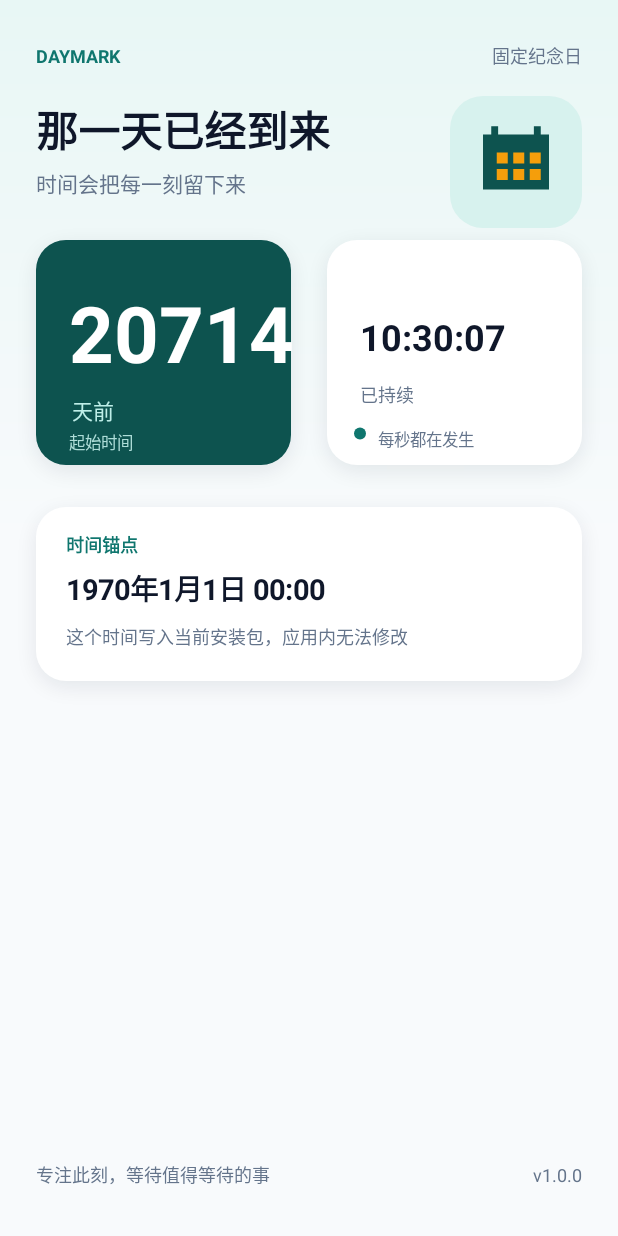
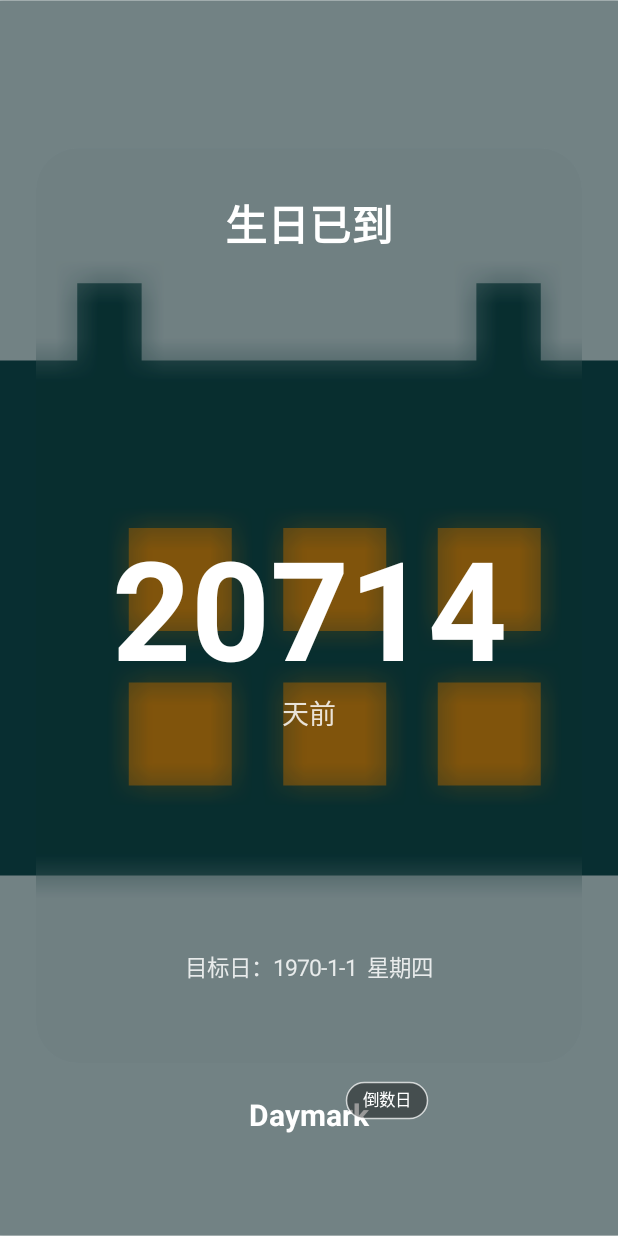
Before and after one commit to flechazo-crushed/daymark, an Android app: the screen it shows after launch (MainActivity), on a phone screen of 412 x 824 dp. Run offline under Robolectric (Android 15) with nearby library versions, the phone set to English and light mode, and no system bars.

Commit message:
Redesign countdown screen with frosted glass card

```diff
--- a/app/src/main/java/com/example/daymark/CountdownView.java
+++ b/app/src/main/java/com/example/daymark/CountdownView.java
@@ -1,38 +1,39 @@
 package com.example.daymark;
 
 import android.content.Context;
+import android.graphics.Bitmap;
 import android.graphics.Canvas;
 import android.graphics.Color;
-import android.graphics.LinearGradient;
 import android.graphics.Paint;
+import android.graphics.Path;
 import android.graphics.RectF;
-import android.graphics.Shader;
-import android.graphics.Path;
+import android.graphics.drawable.Drawable;
 import android.os.Handler;
 import android.os.Looper;
 import android.view.View;
-import android.graphics.drawable.Drawable;
 
 import java.text.SimpleDateFormat;
+import java.util.Calendar;
 import java.util.Date;
 import java.util.Locale;
 import java.util.TimeZone;
 
 public final class CountdownView extends View {
-    private static final int BG = Color.rgb(248, 250, 252);
-    private static final int INK = Color.rgb(15, 23, 42);
-    private static final int MUTED = Color.rgb(100, 116, 139);
-    private static final int CARD = Color.WHITE;
-    private static final int TEAL = Color.rgb(15, 118, 110);
-    private static final int TEAL_DARK = Color.rgb(13, 83, 79);
-    private static final int GOLD = Color.rgb(245, 158, 11);
+    private static final int WHITE = Color.WHITE;
+    private static final int GLASS = 0x3A08111F;
+    private static final int GLASS_EDGE = 0x72FFFFFF;
+    private static final int BACKDROP = 0x52000000;
+    private static final int MUTED_WHITE = 0xD6FFFFFF;
 
-    private final Paint paint = new Paint(Paint.ANTI_ALIAS_FLAG);
+    private final Paint paint = new Paint(Paint.ANTI_ALIAS_FLAG | Paint.FILTER_BITMAP_FLAG);
+    private final Paint borderPaint = new Paint(Paint.ANTI_ALIAS_FLAG);
     private final RectF rect = new RectF();
+    private final Path cardPath = new Path();
     private final Handler handler = new Handler(Looper.getMainLooper());
-    private final long startMillis = BuildConfig.COUNTDOWN_START_EPOCH_SECONDS * 1000L;
-    private final SimpleDateFormat dateFormat = new SimpleDateFormat("yyyy年M月d日 HH:mm", Locale.CHINA);
+    private final long targetMillis = BuildConfig.COUNTDOWN_START_EPOCH_SECONDS * 1000L;
+    private final SimpleDateFormat dateFormat = new SimpleDateFormat("yyyy-M-d", Locale.CHINA);
     private final Drawable homeImage;
+    private final Bitmap blurredBackground;
     private final Runnable ticker = new Runnable() {
         @Override
         public void run() {
@@ -46,11 +47,10 @@ public final class CountdownView extends View {
     public CountdownView(Context context) {
         super(context);
         density = getResources().getDisplayMetrics().density;
-        setLayerType(View.LAYER_TYPE_SOFTWARE, null);
-        paint.setTypeface(android.graphics.Typeface.create("sans", android.graphics.Typeface.NORMAL));
+        homeImage = getResources().getDrawable(R.drawable.home_image, null);
+        blurredBackground = createBlurredBackground(homeImage);
         dateFormat.setTimeZone(TimeZone.getDefault());
-        homeImage = getResources().getDrawable(R.drawable.home_image, null);
-        setBackgroundColor(BG);
+        setBackgroundColor(Color.BLACK);
     }
 
     @Override
@@ -70,93 +70,149 @@ public final class CountdownView extends View {
         super.onDraw(canvas);
         float w = getWidth();
         float h = getHeight();
-        float p = dp(24);
 
-        paint.setShader(new LinearGradient(0, 0, 0, dp(360),
-                Color.rgb(232, 247, 245), BG, Shader.TileMode.CLAMP));
-        canvas.drawRect(0, 0, w, Math.min(h, dp(390)), paint);
-        paint.setShader(null);
+        drawImageCover(canvas, homeImage, 0, 0, w, h);
+        paint.setColor(BACKDROP);
+        canvas.drawRect(0, 0, w, h, paint);
 
-        drawTopBar(canvas, p);
-        drawHero(canvas, p, w);
-        drawInfoCard(canvas, p, w);
-        drawFooter(canvas, p, w, h);
+        float cardLeft = dp(24);
+        float cardRight = w - dp(24);
+        float cardTop = h * 0.12f;
+        float cardBottom = h * 0.86f;
+        float radius = dp(28);
+        rect.set(cardLeft, cardTop, cardRight, cardBottom);
+        cardPath.reset();
+        cardPath.addRoundRect(rect, radius, radius, Path.Direction.CW);
+
+        // Draw a low-resolution blurred copy inside the card for the frosted-glass effect.
+        canvas.save();
+        canvas.clipPath(cardPath);
+        drawBitmapCover(canvas, blurredBackground, 0, 0, w, h);
+        paint.setColor(0x26000000);
+        canvas.drawRect(rect, paint);
+        canvas.restore();
+
+        paint.setColor(GLASS);
+        paint.setStyle(Paint.Style.FILL);
+        canvas.drawRoundRect(rect, radius, radius, paint);
+        borderPaint.setColor(GLASS_EDGE);
+        borderPaint.setStyle(Paint.Style.STROKE);
+        borderPaint.setStrokeWidth(dp(1));
+        canvas.drawRoundRect(rect, radius, radius, borderPaint);
+
+        long diff = targetMillis - System.currentTimeMillis();
+        boolean upcoming = diff >= 0;
+        long totalDays = Math.abs(diff) / 86400000L;
+        float centerX = w / 2f;
+
+        text(canvas, upcoming ? "生日还有" : "生日已到", centerX,
+                cardTop + dp(62), 28, WHITE, true, Paint.Align.CENTER);
+        text(canvas, String.valueOf(totalDays), centerX,
+                cardTop + (cardBottom - cardTop) * 0.56f, 92, WHITE, true, Paint.Align.CENTER);
+        text(canvas, upcoming ? "天" : "天前", centerX,
+                cardTop + (cardBottom - cardTop) * 0.56f + dp(42), 18, MUTED_WHITE,
+                false, Paint.Align.CENTER);
+
+        String targetDate = "目标日：" + dateFormat.format(new Date(targetMillis))
+                + "  " + weekday(targetMillis);
+        text(canvas, targetDate, centerX, cardBottom - dp(58), 15, MUTED_WHITE,
+                false, Paint.Align.CENTER);
+
+        text(canvas, "Daymark", centerX, cardBottom + dp(42), 20, WHITE, true, Paint.Align.CENTER);
+        drawPill(canvas, centerX + dp(52), cardBottom + dp(25), "倒数日");
     }
 
-    private void drawTopBar(Canvas canvas, float p) {
-        text(canvas, "DAYMARK", p, dp(42), 12, TEAL, true, Paint.Align.LEFT);
-        text(canvas, "固定纪念日", getWidth() - p, dp(42), 12, MUTED, false, Paint.Align.RIGHT);
-        drawHomeImage(canvas, getWidth() - p - dp(88), dp(64), dp(88), dp(88));
+    private void drawPill(Canvas canvas, float centerX, float centerY, String value) {
+        paint.setColor(0x66000000);
+        paint.setStyle(Paint.Style.FILL);
+        rect.set(centerX - dp(27), centerY - dp(12), centerX + dp(27), centerY + dp(12));
+        canvas.drawRoundRect(rect, dp(12), dp(12), paint);
+        borderPaint.setColor(0xB8FFFFFF);
+        borderPaint.setStyle(Paint.Style.STROKE);
+        borderPaint.setStrokeWidth(dp(1));
+        canvas.drawRoundRect(rect, dp(12), dp(12), borderPaint);
+        text(canvas, value, centerX, centerY + dp(4), 11, WHITE, false, Paint.Align.CENTER);
     }
 
-    private void drawHomeImage(Canvas canvas, float left, float top, float width, float height) {
-        if (homeImage == null) {
+    private String weekday(long millis) {
+        Calendar calendar = Calendar.getInstance(TimeZone.getDefault(), Locale.CHINA);
+        calendar.setTimeInMillis(millis);
+        String[] names = {"星期日", "星期一", "星期二", "星期三", "星期四", "星期五", "星期六"};
+        return names[calendar.get(Calendar.DAY_OF_WEEK) - Calendar.SUNDAY];
+    }
+
+    private Bitmap createBlurredBackground(Drawable source) {
+        int width = 180;
+        int height = 320;
+        Bitmap bitmap = Bitmap.createBitmap(width, height, Bitmap.Config.ARGB_8888);
+        Canvas canvas = new Canvas(bitmap);
+        drawImageCover(canvas, source, 0, 0, width, height);
+        return boxBlur(bitmap, 5);
+    }
+
+    private Bitmap boxBlur(Bitmap source, int radius) {
+        int width = source.getWidth();
+        int height = source.getHeight();
+        int[] input = new int[width * height];
+        int[] output = new int[input.length];
+        source.getPixels(input, 0, width, 0, 0, width, height);
+        for (int y = 0; y < height; y++) {
+            for (int x = 0; x < width; x++) {
+                long red = 0;
+                long green = 0;
+                long blue = 0;
+                long alpha = 0;
+                int count = 0;
+                for (int yy = Math.max(0, y - radius); yy <= Math.min(height - 1, y + radius); yy++) {
+                    for (int xx = Math.max(0, x - radius); xx <= Math.min(width - 1, x + radius); xx++) {
+                        int color = input[yy * width + xx];
+                        alpha += Color.alpha(color);
+                        red += Color.red(color);
+                        green += Color.green(color);
+                        blue += Color.blue(color);
+                        count++;
+                    }
+                }
+                output[y * width + x] = Color.argb((int) (alpha / count), (int) (red / count),
+                        (int) (green / count), (int) (blue / count));
+            }
+        }
+        source.setPixels(output, 0, width, 0, 0, width, height);
+        return source;
+    }
+
+    private void drawImageCover(Canvas canvas, Drawable image, float left, float top,
+                                float right, float bottom) {
+        if (image == null) {
             return;
         }
-        Path clip = new Path();
-        rect.set(left, top, left + width, top + height);
-        clip.addRoundRect(rect, dp(22), dp(22), Path.Direction.CW);
-        canvas.save();
-        canvas.clipPath(clip);
-        homeImage.setBounds((int) left, (int) top, (int) (left + width), (int) (top + height));
-        homeImage.draw(canvas);
-        canvas.restore();
+        int imageWidth = Math.max(1, image.getIntrinsicWidth());
+        int imageHeight = Math.max(1, image.getIntrinsicHeight());
+        float width = right - left;
+        float height = bottom - top;
+        float scale = Math.max(width / imageWidth, height / imageHeight);
+        float drawWidth = imageWidth * scale;
+        float drawHeight = imageHeight * scale;
+        float drawLeft = left + (width - drawWidth) / 2f;
+        float drawTop = top + (height - drawHeight) / 2f;
+        image.setBounds(Math.round(drawLeft), Math.round(drawTop),
+                Math.round(drawLeft + drawWidth), Math.round(drawTop + drawHeight));
+        image.draw(canvas);
     }
 
-    private void drawHero(Canvas canvas, float p, float w) {
-        long now = System.currentTimeMillis();
-        long diff = startMillis - now;
-        boolean upcoming = diff >= 0;
-        long seconds = Math.abs(diff) / 1000L;
-        long days = seconds / 86400L;
-        long hours = (seconds % 86400L) / 3600L;
-        long minutes = (seconds % 3600L) / 60L;
-        long remainingSeconds = seconds % 60L;
-
-        text(canvas, upcoming ? "距离那一天" : "那一天已经到来", p, dp(98), 28, INK, true, Paint.Align.LEFT);
-        text(canvas, upcoming ? "把期待留给时间" : "时间会把每一刻留下来", p, dp(128), 14, MUTED, false, Paint.Align.LEFT);
-
-        float top = dp(160);
-        float cardW = (w - p * 2 - dp(24)) / 2f;
-        drawRoundCard(canvas, p, top, cardW, dp(150), TEAL_DARK);
-        drawRoundCard(canvas, p + cardW + dp(24), top, cardW, dp(150), CARD);
-
-        text(canvas, String.valueOf(days), p + dp(22), top + dp(82), 52, Color.WHITE, true, Paint.Align.LEFT);
-        text(canvas, upcoming ? "天" : "天前", p + dp(24), top + dp(119), 14, Color.rgb(190, 238, 232), false, Paint.Align.LEFT);
-        text(canvas, "起始时间", p + dp(22), top + dp(139), 11, Color.rgb(174, 221, 216), false, Paint.Align.LEFT);
-
-        String clock = String.format(Locale.CHINA, "%02d:%02d:%02d", hours, minutes, remainingSeconds);
-        text(canvas, clock, p + cardW + dp(46), top + dp(74), 24, INK, true, Paint.Align.LEFT);
-        text(canvas, upcoming ? "时 · 分 · 秒" : "已持续", p + cardW + dp(46), top + dp(108), 12, MUTED, false, Paint.Align.LEFT);
-        drawDot(canvas, p + cardW + dp(46), top + dp(133), upcoming ? GOLD : TEAL);
-        text(canvas, upcoming ? "每秒都更接近" : "每秒都在发生", p + cardW + dp(58), top + dp(137), 11, MUTED, false, Paint.Align.LEFT);
-    }
-
-    private void drawInfoCard(Canvas canvas, float p, float w) {
-        float top = dp(338);
-        drawRoundCard(canvas, p, top, w - p * 2, dp(116), CARD);
-        text(canvas, "时间锚点", p + dp(20), top + dp(30), 12, TEAL, true, Paint.Align.LEFT);
-        text(canvas, dateFormat.format(new Date(startMillis)), p + dp(20), top + dp(62), 19, INK, true, Paint.Align.LEFT);
-        text(canvas, "这个时间写入当前安装包，应用内无法修改", p + dp(20), top + dp(91), 12, MUTED, false, Paint.Align.LEFT);
-    }
-
-    private void drawFooter(Canvas canvas, float p, float w, float h) {
-        text(canvas, "专注此刻，等待值得等待的事", p, Math.max(dp(500), h - dp(36)), 12, MUTED, false, Paint.Align.LEFT);
-        text(canvas, "v1.0.0", w - p, Math.max(dp(500), h - dp(36)), 12, MUTED, false, Paint.Align.RIGHT);
-    }
-
-    private void drawRoundCard(Canvas canvas, float left, float top, float width, float height, int color) {
-        paint.setColor(color);
-        paint.setStyle(Paint.Style.FILL);
-        paint.setShadowLayer(dp(12), 0, dp(4), 0x160F172A);
-        rect.set(left, top, left + width, top + height);
-        canvas.drawRoundRect(rect, dp(20), dp(20), paint);
-        paint.clearShadowLayer();
-    }
-
-    private void drawDot(Canvas canvas, float x, float y, int color) {
-        paint.setColor(color);
-        canvas.drawCircle(x, y - dp(4), dp(4), paint);
+    private void drawBitmapCover(Canvas canvas, Bitmap bitmap, float left, float top,
+                                 float right, float bottom) {
+        if (bitmap == null) {
+            return;
+        }
+        float width = right - left;
+        float height = bottom - top;
+        float scale = Math.max(width / bitmap.getWidth(), height / bitmap.getHeight());
+        float drawWidth = bitmap.getWidth() * scale;
+        float drawHeight = bitmap.getHeight() * scale;
+        rect.set(left + (width - drawWidth) / 2f, top + (height - drawHeight) / 2f,
+                left + (width + drawWidth) / 2f, top + (height + drawHeight) / 2f);
+        canvas.drawBitmap(bitmap, null, rect, paint);
     }
 
     private void text(Canvas canvas, String value, float x, float y, float sizeSp, int color,
--- a/app/src/main/java/com/example/daymark/MainActivity.java
+++ b/app/src/main/java/com/example/daymark/MainActivity.java
@@ -4,7 +4,6 @@ import android.app.Activity;
 import android.os.Bundle;
 import android.view.View;
 import android.view.Window;
-import android.view.WindowInsets;
 import android.view.WindowInsetsController;
 
 public final class MainActivity extends Activity {
@@ -16,8 +15,11 @@ public final class MainActivity extends Activity {
         setContentView(new CountdownView(this));
 
         Window window = getWindow();
-        window.setStatusBarColor(0xFFF8FAFC);
-        window.setNavigationBarColor(0xFFF8FAFC);
+        window.setStatusBarColor(0x00000000);
+        window.setNavigationBarColor(0x00000000);
+        if (android.os.Build.VERSION.SDK_INT >= android.os.Build.VERSION_CODES.Q) {
+            window.setNavigationBarContrastEnforced(false);
+        }
         // Force the decor view to be created before asking PhoneWindow for its
         // insets controller. Some Android 16/ColorOS builds otherwise call
         // DecorView.getWindowInsetsController() while the decor is still null.
@@ -26,8 +28,7 @@ public final class MainActivity extends Activity {
             WindowInsetsController controller = decorView.getWindowInsetsController();
             if (controller != null) {
                 controller.setSystemBarsAppearance(
-                        WindowInsetsController.APPEARANCE_LIGHT_STATUS_BARS
-                                | WindowInsetsController.APPEARANCE_LIGHT_NAVIGATION_BARS,
+                        0,
                         WindowInsetsController.APPEARANCE_LIGHT_STATUS_BARS
                                 | WindowInsetsController.APPEARANCE_LIGHT_NAVIGATION_BARS);
             }
```
